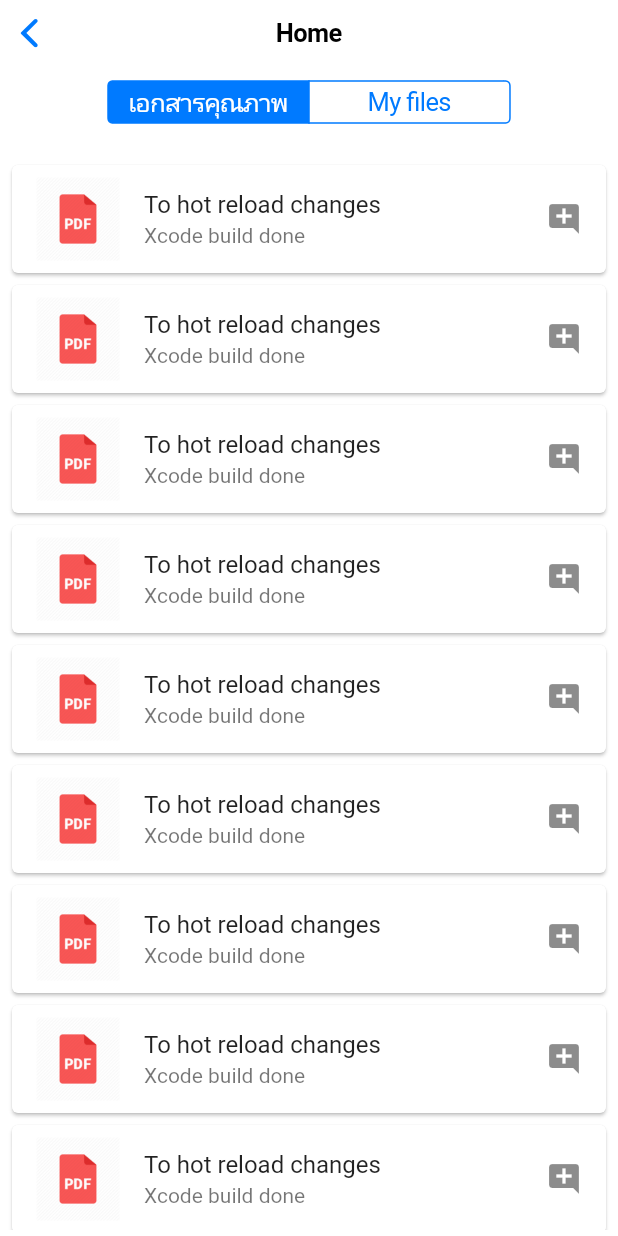
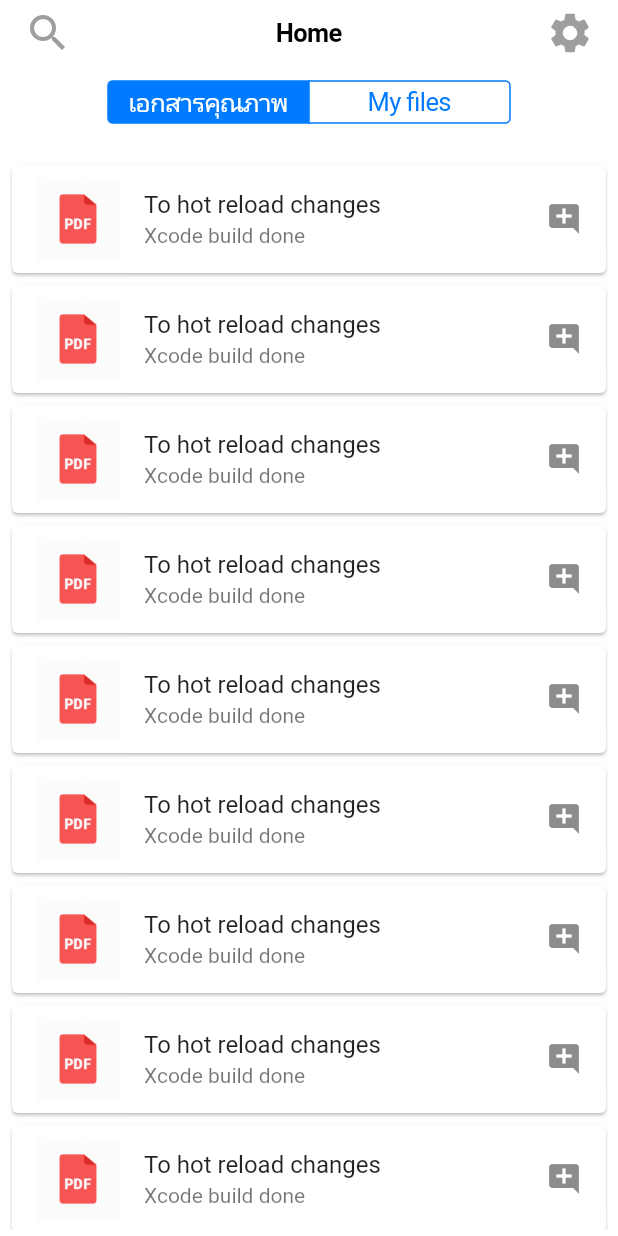
Before and after one commit to wk-j/flutter-cupertino, a Flutter app: the HomeWidget screen opened by its route, on a phone screen of 412 x 824 dp. Run offline on Flutter 3.47's test engine with Material 2 defaults, Android fonts, the phone set to English and light mode, and no system bars.

Commit message:
Search bar

```diff
--- a/lib/home.dart
+++ b/lib/home.dart
@@ -18,6 +18,7 @@ class Item {
 
 class HomeState extends State<HomeWidget> {
   var _groupValue = 0;
+  var _searching = false;
 
   var items1 = [
     Item("To hot reload changes", "Xcode build done"),
@@ -44,14 +45,53 @@ class HomeState extends State<HomeWidget> {
     Item("To hot reload changes 1", "Xcode build done"),
   ];
 
+  Widget createSearchBar(searching) => searching
+      ? CupertinoNavigationBar(
+          leading: GestureDetector(
+            child: Icon(
+              Icons.search,
+              color: Colors.grey,
+            ),
+          ),
+          middle: CupertinoTextField(),
+          trailing: GestureDetector(
+            child: Icon(
+              Icons.cancel,
+              color: Colors.grey,
+            ),
+            onTap: () {
+              setState(() {
+                _searching = false;
+              });
+            },
+          ),
+        )
+      : CupertinoNavigationBar(
+          leading: GestureDetector(
+            child: Icon(
+              Icons.search,
+              color: Colors.grey,
+            ),
+            onTap: () {
+              setState(() {
+                _searching = true;
+                debugPrint("searching - $_searching");
+              });
+            },
+          ),
+          middle: Text("Home"),
+          trailing: Icon(
+            Icons.settings,
+            color: Colors.grey,
+          ),
+        );
+
   @override
   Widget build(BuildContext context) {
     var items = _groupValue == 0 ? items1 : items2;
 
     return CupertinoPageScaffold(
-      navigationBar: CupertinoNavigationBar(
-        middle: Text("Home"),
-      ),
+      navigationBar: createSearchBar(_searching),
       child: SafeArea(
         child: Column(
           mainAxisAlignment: MainAxisAlignment.start,
```
